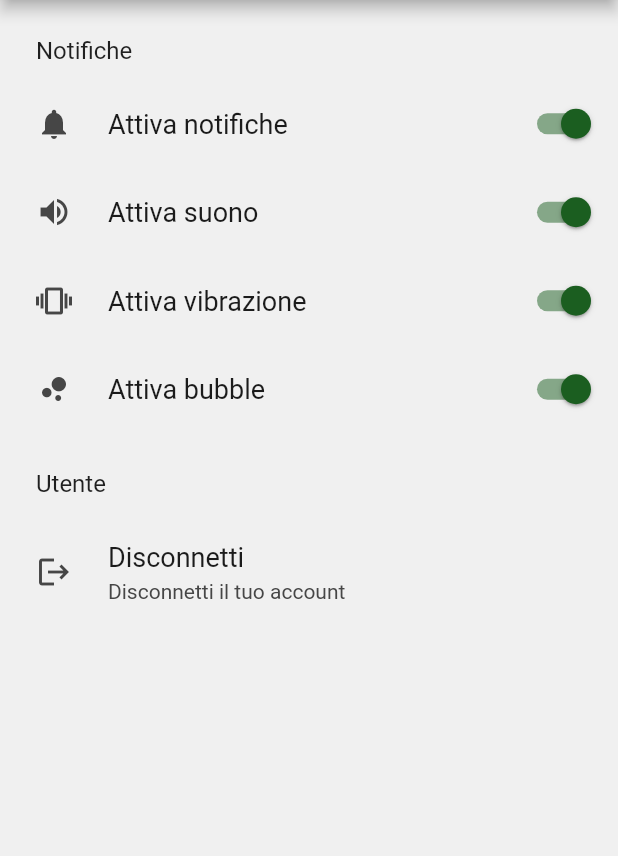
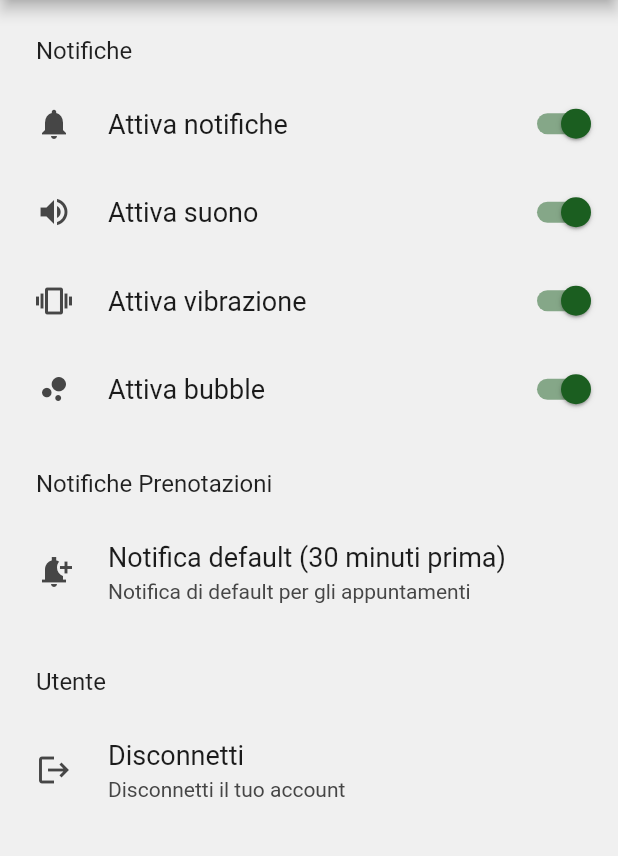
Before and after one commit to maub69/ApPrenotami2, a Flutter app: the Dash screen opened directly, after a tap on the "settings" icon, on a phone screen of 412 x 824 dp, the part 84-940 px from its top. Run offline on Flutter 3.47's test engine with Material 2 defaults, Android fonts, the light colour scheme and no system bars; drawn by our look-alikes of settings_ui; our stand-ins replace awesome_notifications, better_player, cached_network_image, connectivity_plus, dio, file and 11 more; missing offline and left inert: alert, flutter_inappwebview, flutter_notification_channel, images_picker, loading, pop_bottom_menu and 3 more; accounts and stored records are empty; network calls fail; statements that could not run were skipped.

Commit message:
nuova verione con gestione notifiche

```diff
--- a/lib/main.dart
+++ b/lib/main.dart
@@ -6,9 +6,11 @@ import 'package:flutter/material.dart';
 import 'package:flutter_local_notifications/flutter_local_notifications.dart'
     as nt;
 import 'package:flutter_notification_channel/flutter_notification_channel.dart';
-import 'package:flutter_notification_channel/notification_importance.dart' as ni;
+import 'package:flutter_notification_channel/notification_importance.dart'
+    as ni;
 import 'package:flutter_notification_channel/notification_visibility.dart';
 import 'package:fluttertoast/fluttertoast.dart';
+import 'package:mia_prima_app/pages/dash/lista_prenotazioni/prenotazione/notifiche/notifiche_manager.dart';
 import 'pages/avvio/login.dart';
 import 'utility/notification_sender.dart';
 import 'package:mia_prima_app/utility/database_helper.dart';
@@ -134,6 +136,10 @@ class _MyAppState extends State<MyApp> with WidgetsBindingObserver {
 
     SharedPreferences.getInstance().then((value) {
       Utility.preferences = value;
+      if (value.containsKey("notifica:has-default")) {
+        NotificheManager.hasDefault = value.getBool("notifica:has-default");
+        NotificheManager.minutesBefore = value.getInt("notifica:minutes-before");
+      }
     });
 
     AwesomeNotifications().initialize(
--- a/lib/pages/avvio/SignIn.dart
+++ b/lib/pages/avvio/SignIn.dart
@@ -301,8 +301,7 @@ class _StateSignIn extends State<SignIn> {
           "username": nomeUtente.text,
           "email": email.text,
           "password": passwordUtente.text
-        },
-        then: (value) {
+        }).then((value) {
           setState(() {
             _isDisabled = false;
           });
--- a/lib/pages/avvio/login.dart
+++ b/lib/pages/avvio/login.dart
@@ -3,6 +3,7 @@ import 'dart:io';
 import 'package:cached_network_image/cached_network_image.dart';
 import 'package:flutter/material.dart';
 import 'package:http/http.dart' as http;
+import 'package:mia_prima_app/utility/request_http.dart';
 import '../global/text_field_customized.dart';
 import '../global/info_app_basso.dart';
 import 'resetPassword.dart';
@@ -256,7 +257,7 @@ class _LoginState extends State<Login> {
                         });
                         */
     //
-    http.post(Uri.parse(EndPoint.getUrl(EndPoint.LOGIN)), body: {
+    RequestHttp.post(Uri.parse(EndPoint.getUrl(EndPoint.LOGIN)), body: {
       "email": nameController.text,
       "password": passwordController.text
     }).then((value) {
--- a/lib/pages/avvio/resetPassword.dart
+++ b/lib/pages/avvio/resetPassword.dart
@@ -1,5 +1,6 @@
 import 'package:cached_network_image/cached_network_image.dart';
 import 'package:flutter/material.dart';
+import 'package:mia_prima_app/utility/request_http.dart';
 import '../global/text_field_customized.dart';
 import '../global/model.dart';
 import 'package:mia_prima_app/utility/endpoint.dart';
@@ -82,7 +83,7 @@ class _ResetPasswordState extends State<ResetPassword> {
                 child: Text('Richiesta reset'),
                 onPressed: _isNotDisabled
                     ? () {
-                        http.post(
+                        RequestHttp.post(
                             Uri.parse(EndPoint.getUrl(EndPoint.RESET_PASSWORD)),
                             body: {
                               "email": _emailController.text.trim(),
--- a/lib/pages/dash/calendari/crea_appuntamento/crea_appuntamento.dart
+++ b/lib/pages/dash/calendari/crea_appuntamento/crea_appuntamento.dart
@@ -3,6 +3,7 @@ import 'dart:convert';
 import 'package:flutter/material.dart';
 import 'package:loading/indicator/ball_pulse_indicator.dart';
 import 'package:loading/loading.dart';
+import 'package:mia_prima_app/utility/request_http.dart';
 import '../calendario.dart';
 import '../../../global/model.dart';
 import 'package:mia_prima_app/utility/endpoint.dart';
@@ -118,7 +119,7 @@ class _StateCreaAppuntamento extends State<CreaAppuntamento> {
     _onPressedAggiungi = null;
     setState(() {});
 
-    http.post(Uri.parse(EndPoint.getUrlKey(EndPoint.INVIO_RICHIESTA_APPUNTAMENTO)), body: {
+    RequestHttp.post(Uri.parse(EndPoint.getUrlKey(EndPoint.INVIO_RICHIESTA_APPUNTAMENTO)), body: {
       "id_calendario": widget.idCalendario,
       "start_time": widget.disponibilita.from.toString(),
       "end_time": widget.disponibilita.to.toString(),
--- a/lib/pages/dash/impostazioni/settings.dart
+++ b/lib/pages/dash/impostazioni/settings.dart
@@ -1,6 +1,10 @@
 import 'dart:io';
 
 import 'package:flutter/material.dart';
+import 'package:mia_prima_app/pages/dash/impostazioni/popup_notifica_settings.dart';
+import 'package:mia_prima_app/pages/dash/lista_prenotazioni/prenotazione/notifiche/notifiche_manager.dart';
+import 'package:mia_prima_app/utility/request_http.dart';
+import 'package:mia_prima_app/utility/utility.dart';
 import '../../avvio/login.dart';
 import '../../global/model.dart';
 import 'package:mia_prima_app/utility/endpoint.dart';
@@ -33,6 +37,39 @@ class _SettingsState extends State<Settings> {
     return _pref.getBool(param);
   }
 
+  bool _getParamAppuntamentoActive() {
+    if (_pref == null) {
+      return NotificheManager.hasDefault;
+    }
+    if (_pref.getBool("notifica-appuntamento-exists") == null) {
+      return NotificheManager.hasDefault;
+    }
+    return _pref.getBool("notifica-appuntamento-exists");
+  }
+
+  String convertValueNotifica() {
+    if (!NotificheManager.hasDefault) {
+      return "Mai";
+    } else {
+      switch (NotificheManager.minutesBefore) {
+        case 30:
+          return "30 minuti prima";
+        case 60:
+          return "1 ora prima";
+        case 120:
+          return "2 ore prima";
+        case 360:
+          return "6 ore prima";
+        case 1440:
+          return "1 giorno prima";
+        case 2880:
+          return "2 giorni prima";
+        case 10080:
+          return "1 settimana prima";
+      }
+    }
+  }
+
   @override
   void initState() {
     super.initState();
@@ -54,7 +91,7 @@ class _SettingsState extends State<Settings> {
             SettingsTile.switchTile(
               onToggle: (value) {
                 _switchToggle("notifica-attiva", value);
-                http.get(Uri.parse(
+                RequestHttp.get(Uri.parse(
                     EndPoint.getUrlKey(EndPoint.SET_NOTIFICHE) +
                         "&enabled=" +
                         (value ? "1" : "0")));
@@ -93,6 +130,37 @@ class _SettingsState extends State<Settings> {
             ),
           ],
         ),
+        SettingsSection(
+            title: Text('Notifiche Prenotazioni',
+                style: TextStyle(color: Colors.black87, fontSize: 16)),
+            tiles: <SettingsTile>[
+              SettingsTile.navigation(
+                  leading: Icon(Icons.notification_add_sharp),
+                  title: Text(
+                      'Notifica default (${convertValueNotifica()})'),
+                  value: Text('Notifica di default per gli appuntamenti'),
+                  onPressed: (context) {
+                    PopupNotificaSettings.showMenu(
+                        context: context,
+                        callToSet: (value) {
+                          setState(() {
+                            if (value == -1) {
+                              NotificheManager.hasDefault = false;
+                              Utility.preferences
+                                  .setBool("notifica:has-default", false);
+                            } else {
+                              NotificheManager.hasDefault = true;
+                              NotificheManager.minutesBefore = value;
+                              Utility.preferences
+                                  .setBool("notifica:has-default", true);
+                              Utility.preferences
+                                  .setInt("notifica:minutes-before", value);
+                            }
+                          });
+                        });
+                  })
+              // TODO aggiungere un bottono sotto "Notifica di default" che se cliccato apre una finestra di scelta nel quale indicare quanto prima si vuole la notifica
+            ]),
         SettingsSection(
           title: Text('Utente',
               style: TextStyle(color: Colors.black87, fontSize: 16)),
--- a/lib/pages/dash/lista_prenotazioni/popup_menu_appuntamenti.dart
+++ b/lib/pages/dash/lista_prenotazioni/popup_menu_appuntamenti.dart
@@ -1,5 +1,6 @@
 import 'package:flutter/material.dart';
 import 'package:mia_prima_app/utility/endpoint.dart';
+import 'package:mia_prima_app/utility/request_http.dart';
 import 'package:pop_bottom_menu/pop_bottom_menu.dart';
 import 'package:http/http.dart' as http;
 
@@ -25,7 +26,7 @@ class PopupMenuAppuntamenti {
       items.add(ItemPopBottomMenu(
         onPressed: () {
           print("SONO QUI 200");
-          http.delete(Uri.parse(EndPoint.getUrlKey(EndPoint.CANCELLA_APPUNTAMENTO)),
+          RequestHttp.delete(Uri.parse(EndPoint.getUrlKey(EndPoint.CANCELLA_APPUNTAMENTO)),
               body: {"id": prenotazione["id"].toString()});
           delWidget(cardPos, true);
           Navigator.of(context).pop();
@@ -42,7 +43,7 @@ class PopupMenuAppuntamenti {
       items.add(ItemPopBottomMenu(
         onPressed: () {
           print("SONO QUI 201");
-          http.post(
+          RequestHttp.post(
               Uri.parse(EndPoint.getUrlKey(EndPoint.ARCHIVIA_APPUNTAMENTO)),
               body: {"id": prenotazione["id"].toString()});
           delWidget(cardPos, false);
--- a/lib/pages/dash/lista_prenotazioni/prenotazione/chat/cache_manager_chat.dart
+++ b/lib/pages/dash/lista_prenotazioni/prenotazione/chat/cache_manager_chat.dart
@@ -1,6 +1,7 @@
 import 'dart:convert';
 import 'dart:io';
 import 'package:http/http.dart' as http;
+import 'package:mia_prima_app/utility/request_http.dart';
 import 'package:mia_prima_app/utility/utility.dart';
 import 'package:uuid/uuid.dart';
 
@@ -16,7 +17,7 @@ class CacheManagerChat {
 
   Future<String> getMessages(Uri urlChat) async {
     try {
-      http.Response response = await http.get(urlChat);
+      http.Response response = await RequestHttp.get(urlChat);
       save(response.body);
       return response.body;
     } catch (e) {
--- a/lib/pages/dash/lista_prenotazioni/prenotazione/chat/chatLoading.dart
+++ b/lib/pages/dash/lista_prenotazioni/prenotazione/chat/chatLoading.dart
@@ -3,6 +3,7 @@ import 'dart:convert';
 import 'package:firebase_messaging/firebase_messaging.dart';
 import 'package:flutter/material.dart';
 import 'package:mia_prima_app/pages/dash/lista_prenotazioni/prenotazione/chat/risposte/rispostaFactory.dart';
+import 'package:mia_prima_app/utility/request_http.dart';
 import 'cache_manager_chat.dart';
 import '../../../../../utility/notification_sender.dart';
 import 'package:mia_prima_app/utility/endpoint.dart';
@@ -62,7 +63,7 @@ class ChatLoading {
 
   void _sendMesaggioLetto(String idMessage) {
     if (Utility.hasInternet) {
-      http.get(Uri.parse(
+      RequestHttp.get(Uri.parse(
           (EndPoint.getUrlKey(EndPoint.SET_CHAT_LETTA) + "&message_id=$idMessage")));
     }
   }
--- a/lib/pages/dash/lista_prenotazioni/prenotazione/chat/chat_page.dart
+++ b/lib/pages/dash/lista_prenotazioni/prenotazione/chat/chat_page.dart
@@ -11,6 +11,7 @@ import 'package:mia_prima_app/pages/dash/lista_prenotazioni/prenotazione/chat/ri
 import 'package:mia_prima_app/pages/dash/lista_prenotazioni/prenotazione/chat/risposte/rispostaFactory.dart';
 import 'package:mia_prima_app/pages/dash/lista_prenotazioni/prenotazione/chat/upload/file_upload.dart';
 import 'package:mia_prima_app/pages/dash/lista_prenotazioni/prenotazione/chat/upload/media_upload.dart';
+import 'package:mia_prima_app/utility/request_http.dart';
 import 'cache_manager_chat.dart';
 import 'chatLoading.dart';
 import 'package:mia_prima_app/main.dart';
@@ -87,7 +88,7 @@ class _ChatPage extends State<ChatPage> {
     DateTime datetime = new DateTime.now();
     String idMessaggio =
         _cacheManagerChat.idChat(widget.idAppuntamento, _listViewChat.length);
-    http.post(Uri.parse(EndPoint.getUrlKey(EndPoint.MESSAGGIO_CHAT)), body: {
+    RequestHttp.post(Uri.parse(EndPoint.getUrlKey(EndPoint.MESSAGGIO_CHAT)), body: {
       "datetime": datetime.toString(),
       "text": text,
       "id": idMessaggio,
--- a/lib/pages/dash/lista_prenotazioni/prenotazione/chat/risposte/popup_menu_chat.dart
+++ b/lib/pages/dash/lista_prenotazioni/prenotazione/chat/risposte/popup_menu_chat.dart
@@ -2,6 +2,7 @@ import 'package:alert/alert.dart';
 import 'package:flutter/material.dart';
 import 'package:flutter/services.dart';
 import 'package:mia_prima_app/utility/endpoint.dart';
+import 'package:mia_prima_app/utility/request_http.dart';
 import 'package:mia_prima_app/utility/utility.dart';
 import 'package:pop_bottom_menu/pop_bottom_menu.dart';
 import 'package:http/http.dart' as http;
@@ -43,7 +44,7 @@ class PopupMenuChat {
         onPressed: () {
           if (Utility.hasInternet) {
             print("elimina_messaggio: $idChat");
-            http.delete(Uri.parse(EndPoint.getUrlKey(EndPoint.MESSAGGIO_CHAT)),
+            RequestHttp.delete(Uri.parse(EndPoint.getUrlKey(EndPoint.MESSAGGIO_CHAT)),
               body: {"id": idChat});
             listWidget.remove(widget);
             cacheManagerChat.remove(idChat);
--- a/lib/pages/dash/lista_prenotazioni/prenotazione/chat/risposte/widget/cambioOrario.dart
+++ b/lib/pages/dash/lista_prenotazioni/prenotazione/chat/risposte/widget/cambioOrario.dart
@@ -2,6 +2,7 @@ import 'package:flutter/material.dart';
 import 'package:flutter/rendering.dart';
 import 'package:mia_prima_app/pages/dash/calendari/calendario.dart';
 import 'package:mia_prima_app/pages/dash/lista_prenotazioni/prenotazione/chat/risposte/risposta.dart';
+import 'package:mia_prima_app/utility/request_http.dart';
 import '../../message_tile.dart';
 import 'package:mia_prima_app/utility/endpoint.dart';
 import 'package:mia_prima_app/utility/utility.dart';
@@ -59,7 +60,7 @@ class CambioOrario extends Risposta {
                 style: buttonStyle,
                 // quando viene cliccato, viene inviata al server la tua scelta. E poi ritorna la risposta, non direttamente, ma tramite una notifica di Firebase onMessage
                 onPressed: () {
-                  http.post(
+                  RequestHttp.post(
                       Uri.parse(EndPoint.getUrlKey(EndPoint.MESSAGGIO_CHAT)),
                       body: {
                         "appuntamento_id": idChat.toString(),
@@ -122,7 +123,7 @@ class CambioOrario extends Risposta {
     print(disponibilita.from);
     print(disponibilita.to);
     //in conformita a quanto scritto su postman viene inviata la richiesta al server
-    http.post(Uri.parse(EndPoint.getUrlKey(EndPoint.MESSAGGIO_CHAT)), body: {
+    RequestHttp.post(Uri.parse(EndPoint.getUrlKey(EndPoint.MESSAGGIO_CHAT)), body: {
       "appuntamento_id": idChat.toString(),
       "messaggio_id": body["id"].toString(),
       "type": "cambio_orario",
--- a/lib/pages/dash/lista_prenotazioni/prenotazione/visualizza_prenotazione.dart
+++ b/lib/pages/dash/lista_prenotazioni/prenotazione/visualizza_prenotazione.dart
@@ -6,6 +6,7 @@ import 'package:loading/indicator/ball_pulse_indicator.dart';
 import 'package:loading/loading.dart';
 import 'package:mia_prima_app/pages/dash/lista_prenotazioni/prenotazione/notifiche/notifiche_manager.dart';
 import 'package:mia_prima_app/pages/dash/lista_prenotazioni/prenotazione/popup_add_notifica.dart';
+import 'package:mia_prima_app/utility/request_http.dart';
 import 'chat/chat_page.dart';
 import '../../../global/model.dart';
 import 'package:http/http.dart' as http;
@@ -94,7 +95,7 @@ class _StateVisualizzaPrenotazione extends State<VisualizzaPrenotazione> {
       setState(() {});
 
       //qui si fa partire la richiesta e poi si gestira' il fatto di uscire dalla pagina e di tornare alla precedente
-      http.post(Uri.parse(EndPoint.getUrlKey(EndPoint.CANCELLA_PRENOTAZIONE)),
+      RequestHttp.post(Uri.parse(EndPoint.getUrlKey(EndPoint.CANCELLA_PRENOTAZIONE)),
           body: {
             "motivo": response,
             "type": type.toString(),
--- a/lib/utility/endpoint.dart
+++ b/lib/utility/endpoint.dart
@@ -1,6 +1,4 @@
 import 'package:mia_prima_app/utility/utility.dart';
-
-// TODO aggiungere possibilità di attivare notifiche (audio e in visualizzazione) ad un certo orario per ogni appuntamento
 class EndPoint {
   static final String HOST = "apprenotami.nlsitalia.com";
 
```
Also changed, not shown: lib/pages/dash/impostazioni/popup_notifica_settings.dart (added, +85 -0 lines), lib/utility/cache_manager_url.dart (+16 -5 lines), lib/utility/download_json.dart (+2 -7 lines), lib/utility/request_http.dart (+61 -23 lines). Lines whose indentation alone changed are shown as unchanged.
